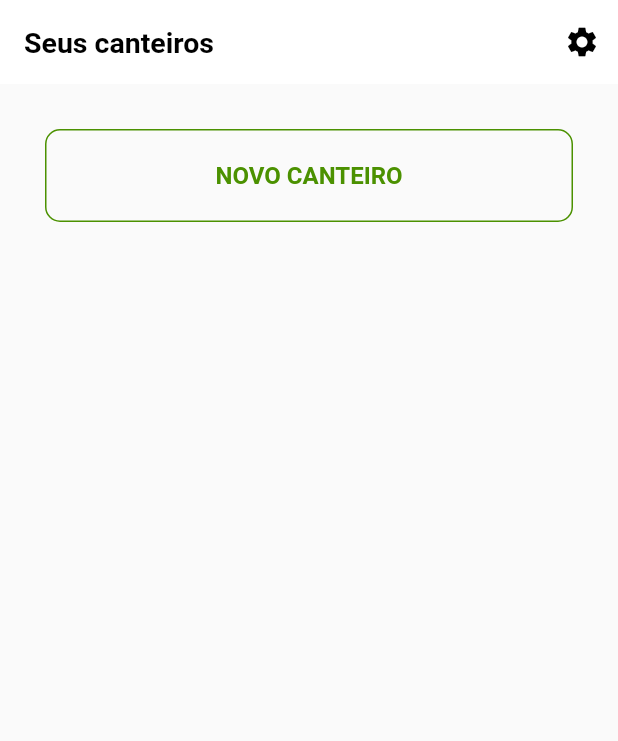
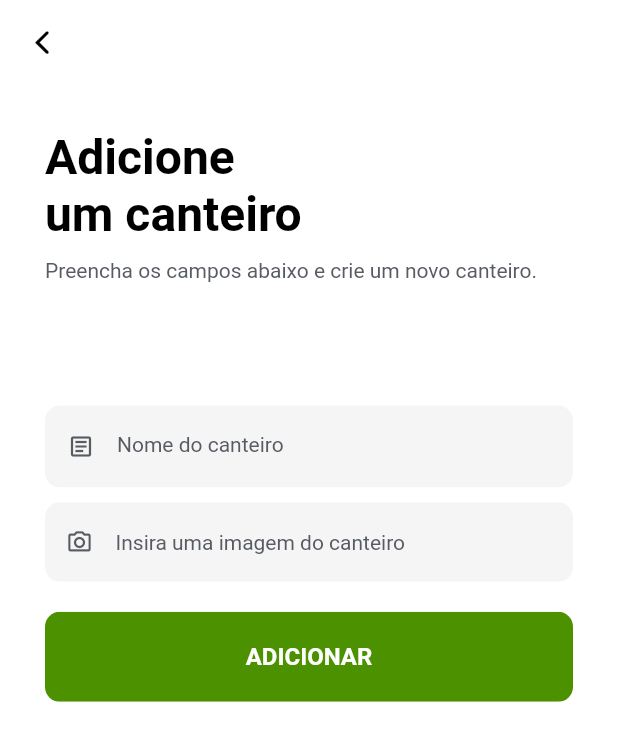
Before and after one commit to agrofate/agrofate-mobile-app, a Flutter app: the CanteirosScreen screen opened directly, after a tap on "NOVO CANTEIRO", on a phone screen of 412 x 824 dp. Shown: the top 741 px of the screen. Run offline on Flutter 3.47's test engine with Material 2 defaults, Android fonts, the phone set to English and light mode, and no system bars; our stand-ins replace font_awesome_flutter, image_picker, weather_icons.

Commit message:
Front: tela de novo canteiro criada - pacote image_picker instalado

```diff
--- a/lib/screens/canteiros_screen.dart
+++ b/lib/screens/canteiros_screen.dart
@@ -1,5 +1,7 @@
 import 'package:agrofate_mobile_app/widgets/button_widget.dart';
 import 'package:flutter/material.dart';
+
+import 'new_canteiro_screen.dart';
 
 class CanteirosScreen extends StatefulWidget {
   const CanteirosScreen({Key? key}) : super(key: key);
@@ -44,8 +46,12 @@ class _CanteirosScreenState extends State<CanteirosScreen> {
               title: 'NOVO CANTEIRO',
               hasBorder: true,
               onClicked: () {
-                // todo: linkar nova tela de adc novo canteiro
-                print("tela de adc novo canteiro");
+                Navigator.push(
+                  context,
+                  MaterialPageRoute(
+                    builder: (context) => NewCanteiroScreen(),
+                  ),
+                );
               },
             ),
           ),
--- /dev/null
+++ b/lib/screens/new_canteiro_screen.dart
@@ -0,0 +1,165 @@
+import 'package:agrofate_mobile_app/screens/canteiros_screen.dart';
+import 'package:agrofate_mobile_app/widgets/button_widget.dart';
+import 'package:agrofate_mobile_app/widgets/description_forms_widget.dart';
+import 'package:agrofate_mobile_app/widgets/imagefield_widget.dart';
+import 'package:agrofate_mobile_app/widgets/textfield_widget.dart';
+import 'package:agrofate_mobile_app/widgets/title_forms_widget.dart';
+import 'package:flutter/painting.dart';
+import 'package:image_picker/image_picker.dart';
+import 'package:flutter/cupertino.dart';
+import 'package:flutter/material.dart';
+
+class NewCanteiroScreen extends StatefulWidget {
+  const NewCanteiroScreen({Key? key}) : super(key: key);
+
+  @override
+  _NewCanteiroScreenState createState() => _NewCanteiroScreenState();
+}
+
+class _NewCanteiroScreenState extends State<NewCanteiroScreen> {
+  late PickedFile _imageFile;
+  final ImagePicker _picker = ImagePicker();
+
+  final nameCanteiroController = TextEditingController();
+
+  @override
+  Widget build(BuildContext context) {
+    final size = MediaQuery.of(context).size;
+
+    return Scaffold(
+      appBar: AppBar(
+        leading: IconButton(
+          icon: const Icon(CupertinoIcons.back, color: Colors.black),
+          onPressed: () => Navigator.of(context).pop(),
+        ),
+      ),
+      backgroundColor: Colors.white,
+      body: Form(
+        child: SingleChildScrollView(
+          child: Column(
+            mainAxisAlignment: MainAxisAlignment.start,
+            children: [
+              Padding(
+                padding: const EdgeInsets.all(30.0),
+                child: Column(
+                  children: [
+                    Row(
+                      mainAxisAlignment: MainAxisAlignment.start,
+                      children: [
+                        TitleFormsWidget(
+                          titleText: 'Adicione \num canteiro',
+                        ),
+                      ],
+                    ),
+                    SizedBox(
+                      height: 10,
+                    ),
+                    Row(
+                      mainAxisAlignment: MainAxisAlignment.start,
+                      children: [
+                        DescriptionFormsWidget(
+                          descriptionText:
+                              'Preencha os campos abaixo e crie um novo canteiro.',
+                        ),
+                      ],
+                    ),
+                    SizedBox(
+                      height: size.height * 0.1,
+                    ),
+                    TextFieldWidget(
+                      hintText: 'Nome do canteiro',
+                      prefixIconData: Icons.article_outlined,
+                      obscureText: false,
+                      textFieldController: nameCanteiroController,
+                      textInputType: TextInputType.text,
+                    ),
+                    const SizedBox(
+                      height: 10,
+                    ),
+                    ImageFieldWidget(
+                      onTap: () {
+                        showModalBottomSheet(
+                            context: context,
+                            builder: ((builder) => bottomSheet()));
+                      },
+                    ),
+                    const SizedBox(
+                      height: 20,
+                    ),
+                    ButtonWidget(
+                      title: 'ADICIONAR',
+                      hasBorder: false,
+                      onClicked: () {
+                        // TODO: subir informações do canteiro para nuvem
+                        print('Nome: ${nameCanteiroController.text}');
+                        Navigator.push(
+                          context,
+                          MaterialPageRoute(
+                            builder: (context) => CanteirosScreen(),
+                          ),
+                        );
+                      },
+                    ),
+                  ],
+                ),
+              )
+            ],
+          ),
+        ),
+      ),
+    );
+  }
+
+  void takePhoto(ImageSource source) async {
+    final pickedFile = await _picker.getImage(source: source);
+    setState(() {
+      _imageFile = pickedFile; // TODO: essa imagem irá subir para o servidor - var _imageFile declarada lá encima
+    });
+  }
+
+  Widget bottomSheet() {
+    return Container(
+      height: 100,
+      width: MediaQuery.of(context).size.width,
+      margin: const EdgeInsets.symmetric(
+        horizontal: 20,
+        vertical: 20,
+      ),
+      child: Column(
+        children: [
+          Text(
+            "Escolha uma foto para o canteiro",
+            style: TextStyle(
+              fontSize: 15,
+            ),
+          ),
+          const SizedBox(
+            height: 20,
+          ),
+          Row(
+            mainAxisAlignment: MainAxisAlignment.center,
+            children: [
+              TextButton.icon(
+                onPressed: () {
+                  takePhoto(ImageSource.camera);
+                },
+                icon: Icon(Icons.camera_alt_outlined),
+                label: Text("Câmera"),
+              ),
+              const SizedBox(
+                width: 20,
+              ),
+              TextButton.icon(
+                onPressed: () {
+                  takePhoto(ImageSource.gallery);
+                },
+                icon: Icon(Icons.file_upload_outlined),
+                label: Text("Galeria"),
+              ),
+            ],
+          ),
+        ],
+      ),
+    );
+  }
+}
--- a/lib/widgets/button_widget.dart
+++ b/lib/widgets/button_widget.dart
@@ -15,6 +15,7 @@ class ButtonWidget extends StatelessWidget {
   @override
   Widget build(BuildContext context) {
     return Material(
+      color: Colors.transparent,
       child: Ink(
         decoration: BoxDecoration(
           color: hasBorder ? Colors.transparent : kGreenColor,
--- /dev/null
+++ b/lib/widgets/imagefield_widget.dart
@@ -0,0 +1,52 @@
+import 'package:flutter/material.dart';
+
+class ImageFieldWidget extends StatelessWidget {
+  const ImageFieldWidget({Key? key, this.onTap}) : super(key: key);
+
+  final VoidCallback? onTap;
+
+  @override
+  Widget build(BuildContext context) {
+    return Material(
+      color: Colors.transparent,
+      child: Ink(
+        decoration: BoxDecoration(
+          color: Colors.grey.withOpacity(0.1),
+          borderRadius: BorderRadius.circular(10),
+          border: const Border.fromBorderSide(BorderSide.none),
+        ),
+        child: InkWell(
+          onTap: onTap,
+          borderRadius: BorderRadius.circular(10),
+          child: Container(
+            height: 53,
+            child: Row(
+              mainAxisAlignment: MainAxisAlignment.start,
+              children: [
+                const SizedBox(
+                  width: 14,
+                ),
+                Icon(
+                  Icons.camera_alt_outlined,
+                  size: 18,
+                  color: Color(0xff575c63),
+                ),
+                const SizedBox(
+                  width: 15,
+                ),
+                Text(
+                  "Insira uma imagem do canteiro",
+                  style: TextStyle(
+                    color: Color(0xff575c63),
+                    fontSize: 14.0,
+                    fontWeight: FontWeight.normal,
+                  ),
+                ),
+              ],
+            ),
+          ),
+        ),
+      ),
+    );
+  }
+}
--- a/lib/widgets/textfield_widget.dart
+++ b/lib/widgets/textfield_widget.dart
@@ -9,6 +9,7 @@ class TextFieldWidget extends StatelessWidget {
   final Function? onChanged;
   final TextInputType? textInputType;
   final TextEditingController? textFieldController;
+  final VoidCallback? onTap;
 
   const TextFieldWidget({
     required this.hintText,
@@ -18,11 +19,13 @@ class TextFieldWidget extends StatelessWidget {
     this.onChanged,
     this.textInputType,
     this.textFieldController,
+    this.onTap,
   });
 
   @override
   Widget build(BuildContext context) {
     return TextField(
+      onTap: onTap,
       controller: textFieldController,
       keyboardType: textInputType,
       textInputAction: TextInputAction.done,
--- a/pubspec.yaml
+++ b/pubspec.yaml
@@ -38,6 +38,7 @@ dependencies:
   cupertino_icons: ^1.0.2
   provider: ^5.0.0
   weather_icons: ^3.0.0
+  image_picker: ^0.6.7+22
 
 dev_dependencies:
   flutter_test:
```
Also changed, not shown: pubspec.lock.
